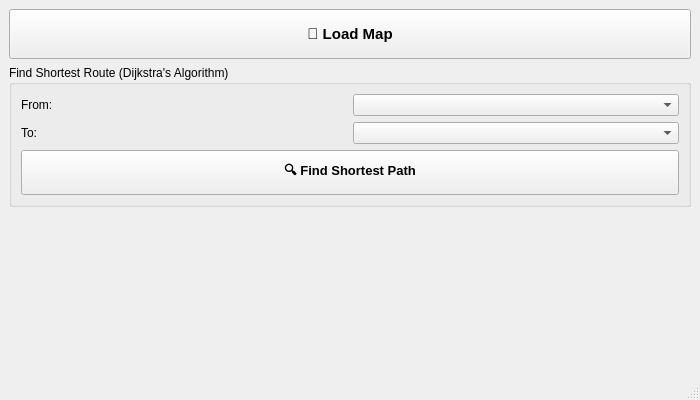
First picture: the form in mainwindow.ui, repository MuhammadSarimUmer/Traffic-Simulation-Dsa-project, before the edit.
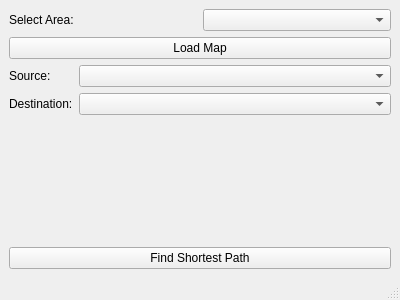
Second picture: the form after the edit.

Diff of the .ui file:
```diff
--- a/mainwindow.ui
+++ b/mainwindow.ui
@@ -6,8 +6,8 @@
    <rect>
     <x>0</x>
     <y>0</y>
-    <width>700</width>
-    <height>400</height>
+    <width>400</width>
+    <height>300</height>
    </rect>
   </property>
   <property name="windowTitle">
@@ -15,107 +15,62 @@
   </property>
   <widget class="QWidget" name="centralwidget">
    <layout class="QVBoxLayout" name="verticalLayout">
+    <!-- Area Selection -->
+    <item>
+     <layout class="QHBoxLayout" name="areaLayout">
+      <item>
+       <widget class="QLabel" name="areaLabel">
+        <property name="text">
+         <string>Select Area:</string>
+        </property>
+       </widget>
+      </item>
+      <item>
+       <widget class="QComboBox" name="areaSelectionCombo"/>
+      </item>
+     </layout>
+    </item>
+
+    <!-- Load Map Button -->
     <item>
      <widget class="QPushButton" name="loadMapButton">
-      <property name="minimumSize">
-       <size>
-        <width>0</width>
-        <height>50</height>
-       </size>
-      </property>
-      <property name="font">
-       <font>
-        <pointsize>11</pointsize>
-        <bold>true</bold>
-       </font>
-      </property>
       <property name="text">
-       <string>📂 Load Map</string>
+       <string>Load Map</string>
       </property>
      </widget>
     </item>
     <item>
-     <widget class="QGroupBox" name="pathfindingGroup">
-      <property name="title">
-       <string>Find Shortest Route (Dijkstra's Algorithm)</string>
-      </property>
-      <layout class="QVBoxLayout" name="verticalLayout_2">
-       <item>
-        <layout class="QHBoxLayout" name="horizontalLayout">
-         <item>
-          <widget class="QLabel" name="sourceLabel">
-           <property name="text">
-            <string>From:</string>
-           </property>
-           <property name="minimumWidth">
-            <number>60</number>
-           </property>
-          </widget>
-         </item>
-         <item>
-          <widget class="QComboBox" name="sourceCombo">
-           <property name="minimumHeight">
-            <number>35</number>
-           </property>
-          </widget>
-         </item>
-        </layout>
-       </item>
-       <item>
-        <layout class="QHBoxLayout" name="horizontalLayout_2">
-         <item>
-          <widget class="QLabel" name="destLabel">
-           <property name="text">
-            <string>To:</string>
-           </property>
-           <property name="minimumWidth">
-            <number>60</number>
-           </property>
-          </widget>
-         </item>
-         <item>
-          <widget class="QComboBox" name="destCombo">
-           <property name="minimumHeight">
-            <number>35</number>
-           </property>
-          </widget>
-         </item>
-        </layout>
-       </item>
-       <item>
-        <widget class="QPushButton" name="findPathButton">
-         <property name="minimumSize">
-          <size>
-           <width>0</width>
-           <height>45</height>
-          </size>
-         </property>
-         <property name="font">
-          <font>
-           <pointsize>10</pointsize>
-           <bold>true</bold>
-          </font>
-         </property>
-         <property name="text">
-          <string>🔍 Find Shortest Path</string>
-         </property>
-        </widget>
-       </item>
-      </layout>
-     </widget>
+     <layout class="QFormLayout" name="formLayout">
+      <item row="0" column="0">
+       <widget class="QLabel" name="label">
+        <property name="text">
+         <string>Source:</string>
+        </property>
+       </widget>
+      </item>
+      <item row="0" column="1">
+       <widget class="QComboBox" name="sourceCombo"/>
+      </item>
+      <item row="1" column="0">
+       <widget class="QLabel" name="label_2">
+        <property name="text">
+         <string>Destination:</string>
+        </property>
+       </widget>
+      </item>
+      <item row="1" column="1">
+       <widget class="QComboBox" name="destCombo"/>
+      </item>
+     </layout>
     </item>
+
+    <!-- Find Path Button -->
     <item>
-     <spacer name="verticalSpacer">
-      <property name="orientation">
-       <enum>Qt::Vertical</enum>
+     <widget class="QPushButton" name="findPathButton">
+      <property name="text">
+       <string>Find Shortest Path</string>
       </property>
-      <property name="sizeHint" stdset="0">
-       <size>
-        <width>20</width>
-        <height>40</height>
-       </size>
-      </property>
-     </spacer>
+     </widget>
     </item>
    </layout>
   </widget>
```
Left out of the diff: 4 changed lines with no effect on the pictures.
